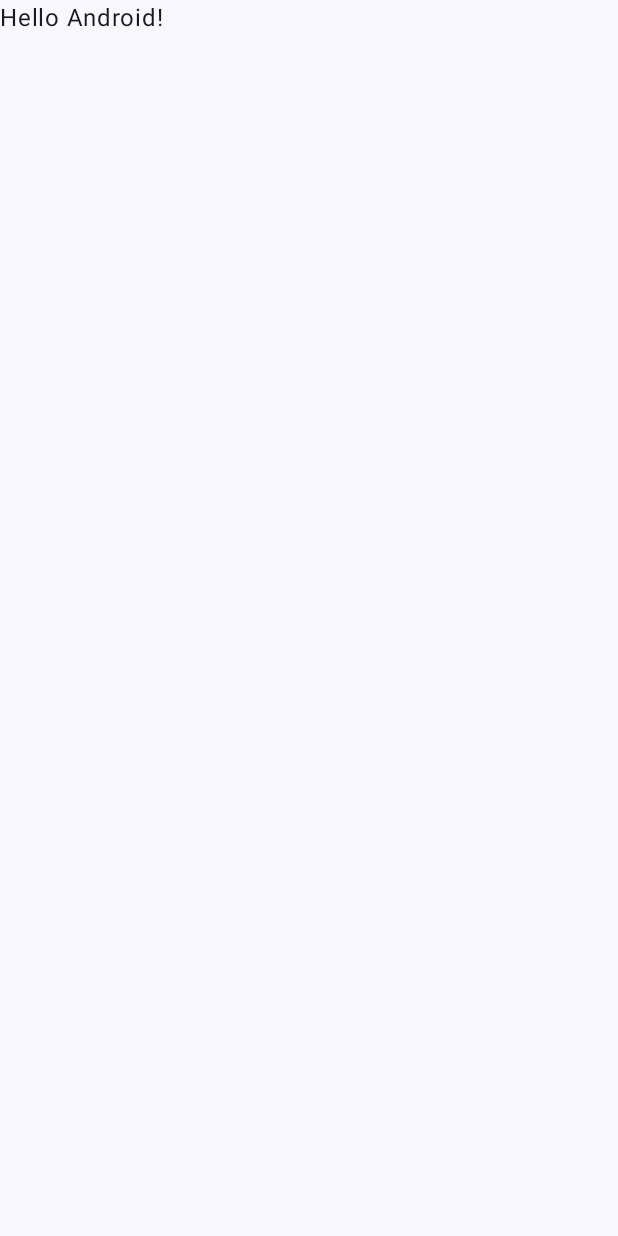
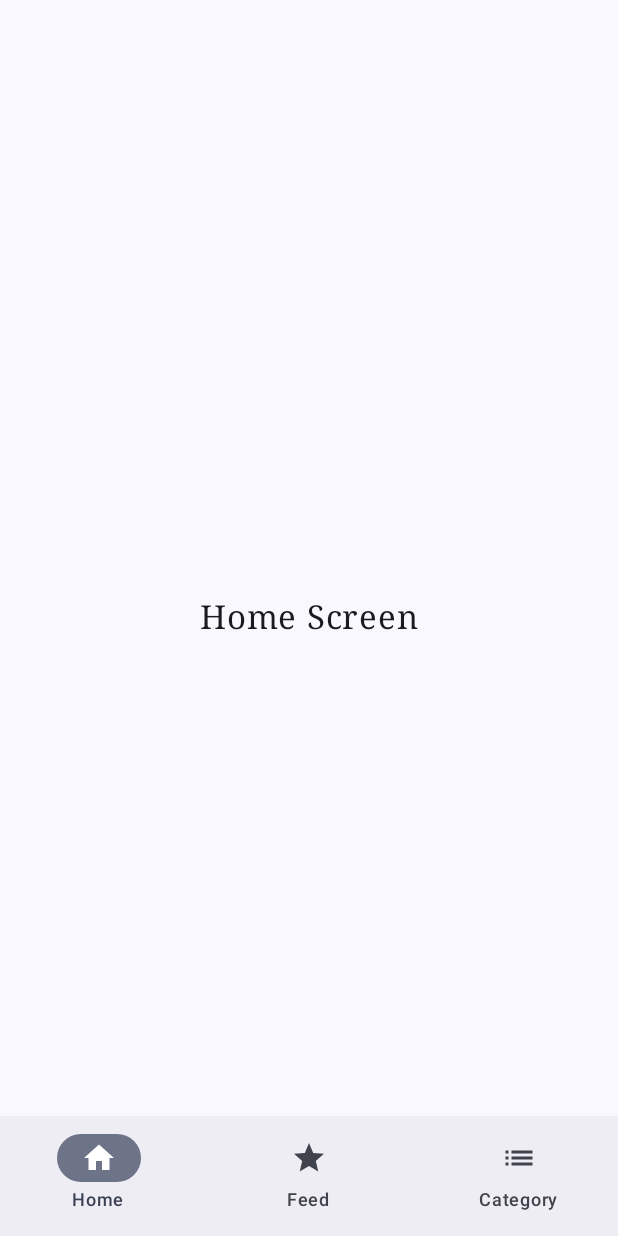
Before and after one commit to extreme-south-code/Andro, an Android app built with Jetpack Compose: the screen it shows after launch (MainActivity), on a phone screen of 412 x 824 dp. Before the commit the screen is almost empty. Run offline under Robolectric (Android 15) with nearby library versions, the phone set to English and light mode, and no system bars.

Commit message:
initialize base bottom nav-bar

```diff
--- a/app/build.gradle.kts
+++ b/app/build.gradle.kts
@@ -50,15 +50,15 @@ android {
 }
 
 dependencies {
-
-    implementation("androidx.core:core-ktx:1.9.0")
-    implementation("androidx.lifecycle:lifecycle-runtime-ktx:2.6.2")
+    implementation("androidx.core:core-ktx:1.12.0")
+    implementation("androidx.lifecycle:lifecycle-runtime-ktx:2.7.0")
     implementation("androidx.activity:activity-compose:1.8.2")
     implementation(platform("androidx.compose:compose-bom:2023.03.00"))
     implementation("androidx.compose.ui:ui")
     implementation("androidx.compose.ui:ui-graphics")
     implementation("androidx.compose.ui:ui-tooling-preview")
     implementation("androidx.compose.material3:material3")
+    implementation ("androidx.navigation:navigation-compose:2.7.6")
     testImplementation("junit:junit:4.13.2")
     androidTestImplementation("androidx.test.ext:junit:1.1.5")
     androidTestImplementation("androidx.test.espresso:espresso-core:3.5.1")
--- /dev/null
+++ b/app/src/main/java/com/example/myapplication/BottomBarScreen.kt
@@ -0,0 +1,29 @@
+package com.example.myapplication
+
+import androidx.compose.material.icons.Icons
+import androidx.compose.material.icons.filled.Home
+import androidx.compose.material.icons.filled.List
+import androidx.compose.material.icons.filled.Star
+import androidx.compose.ui.graphics.vector.ImageVector
+
+sealed class BottomBarScreen(
+    val route: String,
+    val title: String,
+    val icon: ImageVector,
+) {
+    object Home: BottomBarScreen(
+        route = "home",
+        title = "Home",
+        icon = Icons.Default.Home
+    )
+    object Feed: BottomBarScreen(
+        route = "feed",
+        title = "Feed",
+        icon = Icons.Default.Star
+    )
+    object Category: BottomBarScreen(
+        route = "category",
+        title = "Category",
+        icon = Icons.Default.List
+    )
+}
--- /dev/null
+++ b/app/src/main/java/com/example/myapplication/BottomNavGraph.kt
@@ -0,0 +1,23 @@
+import androidx.compose.runtime.Composable
+import androidx.navigation.NavHostController
+import androidx.navigation.compose.NavHost
+import androidx.navigation.compose.composable
+import com.example.myapplication.BottomBarScreen
+
+@Composable
+fun BottomNavGraph(navController: NavHostController) {
+    NavHost(
+        navController = navController,
+        startDestination = BottomBarScreen.Home.route
+    ) {
+        composable(route = BottomBarScreen.Home.route) {
+            HomeScreen()
+        }
+        composable(route = BottomBarScreen.Feed.route) {
+            FeedScreen()
+        }
+        composable(route = BottomBarScreen.Category.route) {
+            CategoryScreen()
+        }
+    }
+}
--- a/app/src/main/java/com/example/myapplication/MainActivity.kt
+++ b/app/src/main/java/com/example/myapplication/MainActivity.kt
@@ -1,15 +1,9 @@
 package com.example.myapplication
 
+import MainScreen
 import android.os.Bundle
 import androidx.activity.ComponentActivity
 import androidx.activity.compose.setContent
-import androidx.compose.foundation.layout.fillMaxSize
-import androidx.compose.material3.MaterialTheme
-import androidx.compose.material3.Surface
-import androidx.compose.material3.Text
-import androidx.compose.runtime.Composable
-import androidx.compose.ui.Modifier
-import androidx.compose.ui.tooling.preview.Preview
 import com.example.myapplication.ui.theme.MyApplicationTheme
 
 class MainActivity : ComponentActivity() {
@@ -18,29 +12,8 @@ class MainActivity : ComponentActivity() {
         setContent {
             MyApplicationTheme {
                 // A surface container using the 'background' color from the theme
-                Surface(
-                    modifier = Modifier.fillMaxSize(),
-                    color = MaterialTheme.colorScheme.background
-                ) {
-                    Greeting("Android")
-                }
+                MainScreen()
             }
         }
     }
 }
-
-@Composable
-fun Greeting(name: String, modifier: Modifier = Modifier) {
-    Text(
-        text = "Hello $name!",
-        modifier = modifier
-    )
-}
-
-@Preview(showBackground = true)
-@Composable
-fun GreetingPreview() {
-    MyApplicationTheme {
-        Greeting("Android")
-    }
-}
--- /dev/null
+++ b/app/src/main/java/com/example/myapplication/MainScreen.kt
@@ -0,0 +1,80 @@
+import android.annotation.SuppressLint
+import androidx.compose.foundation.layout.RowScope
+import androidx.compose.material3.ExperimentalMaterial3Api
+import androidx.compose.material3.Icon
+import androidx.compose.material3.NavigationBar
+import androidx.compose.material3.NavigationBarItem
+import androidx.compose.material3.Scaffold
+import androidx.compose.material3.Text
+import androidx.compose.runtime.Composable
+import androidx.compose.runtime.getValue
+import androidx.navigation.NavDestination
+import androidx.navigation.NavDestination.Companion.hierarchy
+import androidx.navigation.NavGraph.Companion.findStartDestination
+import androidx.navigation.NavHostController
+import androidx.navigation.compose.currentBackStackEntryAsState
+import androidx.navigation.compose.rememberNavController
+import com.example.myapplication.BottomBarScreen
+
+@SuppressLint("UnusedMaterial3ScaffoldPaddingParameter")
+@OptIn(ExperimentalMaterial3Api::class)
+@Composable
+fun MainScreen() {
+    val navController = rememberNavController()
+    Scaffold(
+        bottomBar = {
+            BottomBar(navController = navController)
+        }
+    ) {
+        BottomNavGraph(navController = navController)
+    }
+}
+
+@Composable
+fun BottomBar(navController: NavHostController) {
+    val screens = listOf<BottomBarScreen>(
+        BottomBarScreen.Home,
+        BottomBarScreen.Feed,
+        BottomBarScreen.Category,
+    )
+    val navBackStackEntry by navController.currentBackStackEntryAsState()
+    val currentDestination = navBackStackEntry?.destination
+
+    NavigationBar {
+        screens.forEach { screen ->
+            AddItem(
+                screen = screen,
+                currentDestination = currentDestination,
+                navController = navController
+            )
+        }
+    }
+}
+
+@Composable
+fun RowScope.AddItem(
+    screen: BottomBarScreen,
+    currentDestination: NavDestination?,
+    navController: NavHostController
+) {
+    NavigationBarItem(
+        label = {
+            Text(text = screen.title)
+        },
+        icon = {
+            Icon(
+                imageVector = screen.icon,
+                contentDescription = "Navigation Icon"
+            )
+        },
+        selected = currentDestination?.hierarchy?.any {
+            it.route == screen.route
+        } == true,
+        onClick = {
+            navController.navigate(screen.route) {
+                popUpTo(navController.graph.findStartDestination().id)
+                launchSingleTop = true
+            }
+        }
+    )
+}
--- /dev/null
+++ b/app/src/main/java/com/example/myapplication/screens/home.kt
@@ -0,0 +1,22 @@
+import androidx.compose.foundation.layout.Box
+import androidx.compose.foundation.layout.fillMaxSize
+import androidx.compose.material3.Text
+import androidx.compose.runtime.Composable
+import androidx.compose.ui.Alignment
+import androidx.compose.ui.Modifier
+import androidx.compose.ui.text.font.FontFamily
+import androidx.compose.ui.unit.sp
+
+@Composable
+fun HomeScreen() {
+    Box(modifier = Modifier
+        .fillMaxSize(),
+        contentAlignment = Alignment.Center
+    ) {
+        Text(
+            text = "Home Screen",
+            fontFamily = FontFamily.Serif,
+            fontSize = 22.sp
+        )
+    }
+}
```
Also changed, not shown: app/src/main/java/com/example/myapplication/screens/category.kt (added, +22 -0 lines), app/src/main/java/com/example/myapplication/screens/feed.kt (added, +22 -0 lines).
